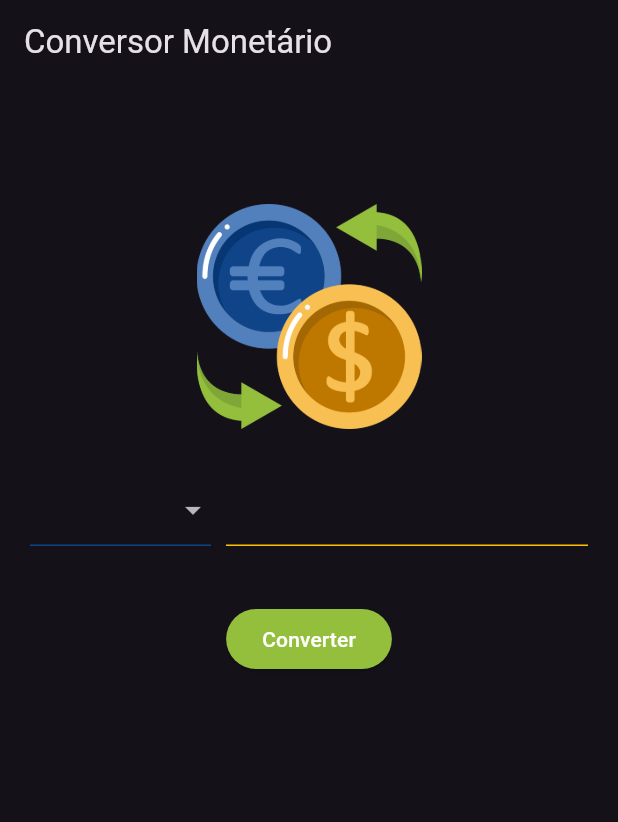
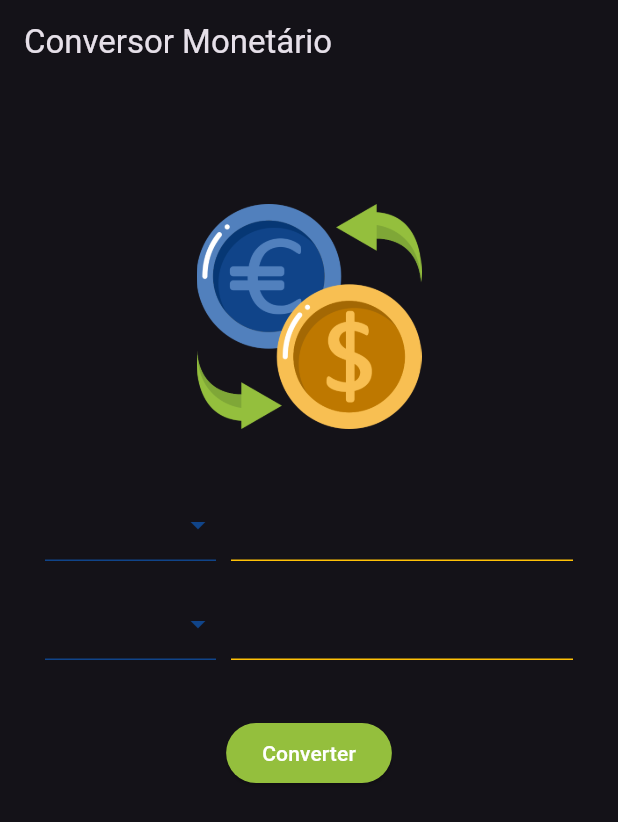
Before and after one commit to GiovanneMika/conversor-monetario-flutter, a Flutter app: the screen it shows after launch, on a phone screen of 412 x 824 dp. Shown: the top 822 px of the screen. Run offline on Flutter 3.47's test engine with Material 3 defaults, Android fonts, the phone set to English and light mode, and no system bars.

Commit message:
refactor: componentização da row de moeda

```diff
--- /dev/null
+++ b/lib/app/components/currency_box.dart
@@ -0,0 +1,55 @@
+import 'package:flutter/material.dart';
+
+class CurrencyBox extends StatelessWidget {
+  const CurrencyBox({super.key});
+
+  @override
+  Widget build(BuildContext context) {
+    return Row(
+      crossAxisAlignment: CrossAxisAlignment.start,
+      children: [
+        Expanded(
+          flex: 1,
+          child: SizedBox(
+            height: 56,
+            child: DropdownButton(
+              iconEnabledColor: Color.fromARGB(255, 16, 68, 137),
+              isExpanded: true,
+              underline: Container(
+                height: 1,
+                color: const Color.fromARGB(255, 16, 68, 137),
+              ),
+              items: [
+                DropdownMenuItem(
+                  value: 'Real',
+                  enabled: true,
+                  child: Text("Real"),
+                ),
+                DropdownMenuItem(
+                  value: 'Dolar',
+                  enabled: true,
+                  child: Text("Dolar"),
+                ),
+              ],
+              onChanged: (value) {},
+            ),
+          ),
+        ),
+        const SizedBox(width: 10),
+        Expanded(
+          flex: 2,
+          child: TextField(
+            decoration: InputDecoration(
+              enabledBorder: UnderlineInputBorder(
+                borderSide: BorderSide(color: Colors.amber),
+              ),
+              disabledBorder: UnderlineInputBorder(
+                borderSide: BorderSide(color: Colors.amber),
+              ),
+            ),
+          ),
+        ),
+      ],
+    );
+  }
+}
--- a/lib/app/views/home_view.dart
+++ b/lib/app/views/home_view.dart
@@ -1,3 +1,4 @@
+import 'package:conversor_monetario/app/components/currency_box.dart';
 import 'package:flutter/material.dart';
 
 class HomeView extends StatelessWidget {
@@ -11,8 +12,8 @@ class HomeView extends StatelessWidget {
         child: Padding(
           padding: const EdgeInsets.only(
             top: 80,
-            left: 20,
-            right: 20,
+            left: 30,
+            right: 30,
             bottom: 20,
           ),
           child: Column(
@@ -22,52 +23,10 @@ class HomeView extends StatelessWidget {
                 width: 150,
                 child: Image.asset('assets/images/currency-logo.png'),
               ),
-              const SizedBox(height: 30),
-              Row(
-                crossAxisAlignment: CrossAxisAlignment.start,
-                children: [
-                  Expanded(
-                    flex: 1,
-                    child: SizedBox(
-                      height: 56,
-                      child: DropdownButton(
-                        isExpanded: true,
-                        underline: Container(
-                          height: 1,
-                          color: const Color.fromARGB(255, 16, 68, 137),
-                        ),
-                        items: [
-                          DropdownMenuItem(
-                            value: 'Real',
-                            enabled: true,
-                            child: Text("Real"),
-                          ),
-                          DropdownMenuItem(
-                            value: 'Dolar',
-                            enabled: true,
-                            child: Text("Dolar"),
-                          ),
-                        ],
-                        onChanged: (value) {},
-                      ),
-                    ),
-                  ),
-                  const SizedBox(width: 10),
-                  Expanded(
-                    flex: 2,
-                    child: TextField(
-                      decoration: InputDecoration(
-                        enabledBorder: UnderlineInputBorder(
-                          borderSide: BorderSide(color: Colors.amber),
-                        ),
-                        disabledBorder: UnderlineInputBorder(
-                          borderSide: BorderSide(color: Colors.amber),
-                        ),
-                      ),
-                    ),
-                  ),
-                ],
-              ),
+              const SizedBox(height: 40),
+              CurrencyBox(),
+              const SizedBox(height: 10),
+              CurrencyBox(),
               const SizedBox(height: 30),
               ElevatedButton(
                 onPressed: () {},
```
